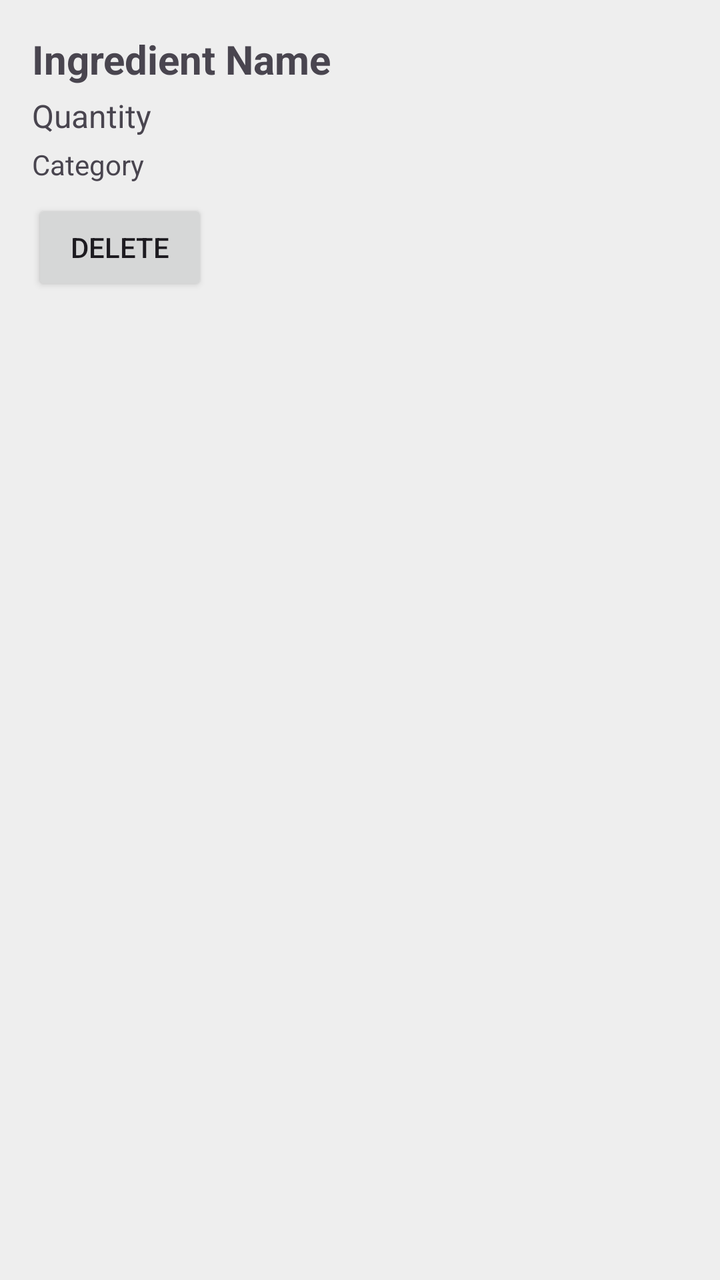
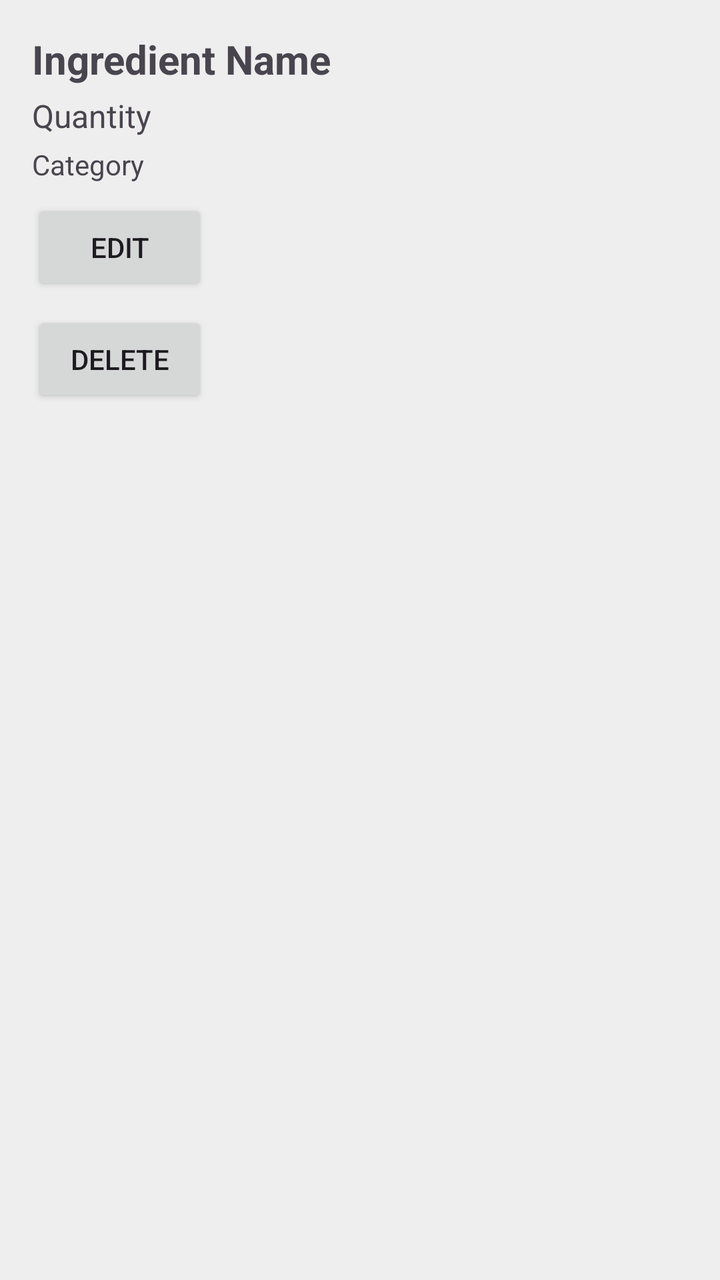

Two renders of the same Android screen: before a commit and after it. Below are the layout's source before the change and the commit's diff.
<!-- AndroidManifest.xml: application theme Theme.SmartPantryManager -->
<!-- res/layout/item_ingredient.xml -->
<?xml version="1.0" encoding="utf-8"?>
<LinearLayout
    xmlns:android="http://schemas.android.com/apk/res/android"
    android:layout_width="match_parent"
    android:layout_height="wrap_content"
    android:orientation="vertical"
    android:padding="16dp"
    android:layout_marginBottom="12dp"
    android:background="#EEEEEE">

    <TextView
        android:id="@+id/tvIngredientName"
        android:layout_width="match_parent"
        android:layout_height="wrap_content"
        android:text="Ingredient Name"
        android:textSize="20sp"
        android:textStyle="bold" />

    <TextView
        android:id="@+id/tvIngredientQuantity"
        android:layout_width="match_parent"
        android:layout_height="wrap_content"
        android:text="Quantity"
        android:textSize="16sp"
        android:layout_marginTop="4dp" />

    <TextView
        android:id="@+id/tvIngredientCategory"
        android:layout_width="match_parent"
        android:layout_height="wrap_content"
        android:text="Category"
        android:textSize="14sp"
        android:layout_marginTop="4dp" />

    <Button
        android:id="@+id/btnDeleteIngredient"
        android:layout_width="wrap_content"
        android:layout_height="wrap_content"
        android:text="Delete"
        android:layout_marginTop="8dp" />

</LinearLayout>
<!-- resources referenced by this layout -->
<resources>
  <style name="Theme.SmartPantryManager" parent="Base.Theme.SmartPantryManager" />
  <style name="Base.Theme.SmartPantryManager" parent="Theme.Material3.DayNight.NoActionBar">
          
          
      </style>
</resources>

<!-- the commit's change to res/layout/item_ingredient.xml (unified diff, before → after) -->
@@ -33,6 +33,13 @@
         android:layout_marginTop="4dp" />
 
     <Button
+        android:id="@+id/btnEditIngredient"
+        android:layout_width="wrap_content"
+        android:layout_height="wrap_content"
+        android:text="Edit"
+        android:layout_marginTop="8dp" />
+
+    <Button
         android:id="@+id/btnDeleteIngredient"
         android:layout_width="wrap_content"
         android:layout_height="wrap_content"
